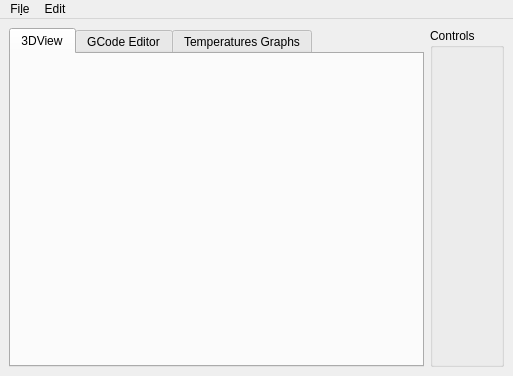
First picture: the form in src/mainwindow.ui, repository KDE/atelier, before the edit.
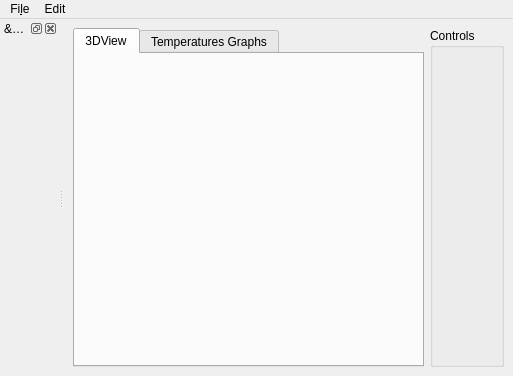
Second picture: the form after the edit. Custom widgets are drawn as their Qt base class.

Commit message:
Update handle of GCodeEditorWidget
- Move the editor to a QDockWidget
- Add necessary actions to handle hide/show of the dock
- Hide the dock on initializing of the app
- Update name of the action of Edit Gcode to GCode
- Change the type of the action of the Gcode to checkable,
so the connects could fit better the context.

What changed in the file:
```diff
--- a/src/mainwindow.ui
+++ b/src/mainwindow.ui
@@ -31,11 +31,6 @@
         <string>3DView</string>
        </attribute>
       </widget>
-      <widget class="GCodeEditorWidget" name="gcodeEditorWidget">
-       <attribute name="title">
-        <string>GCode Editor</string>
-       </attribute>
-      </widget>
       <widget class="PlotWidget" name="plotWidget">
        <attribute name="title">
         <string>Temperatures Graphs</string>
@@ -101,6 +96,15 @@
    <addaction name="menuFile"/>
    <addaction name="menuEdit"/>
   </widget>
+  <widget class="QDockWidget" name="gcodeDockWidget">
+   <property name="windowTitle">
+    <string>&amp;GCodeEditor</string>
+   </property>
+   <attribute name="dockWidgetArea">
+    <number>1</number>
+   </attribute>
+   <widget class="GCodeEditorWidget" name="gcodeEditorWidget"/>
+  </widget>
  </widget>
  <customwidgets>
   <customwidget>
```
The commit also changes 1 other file.
